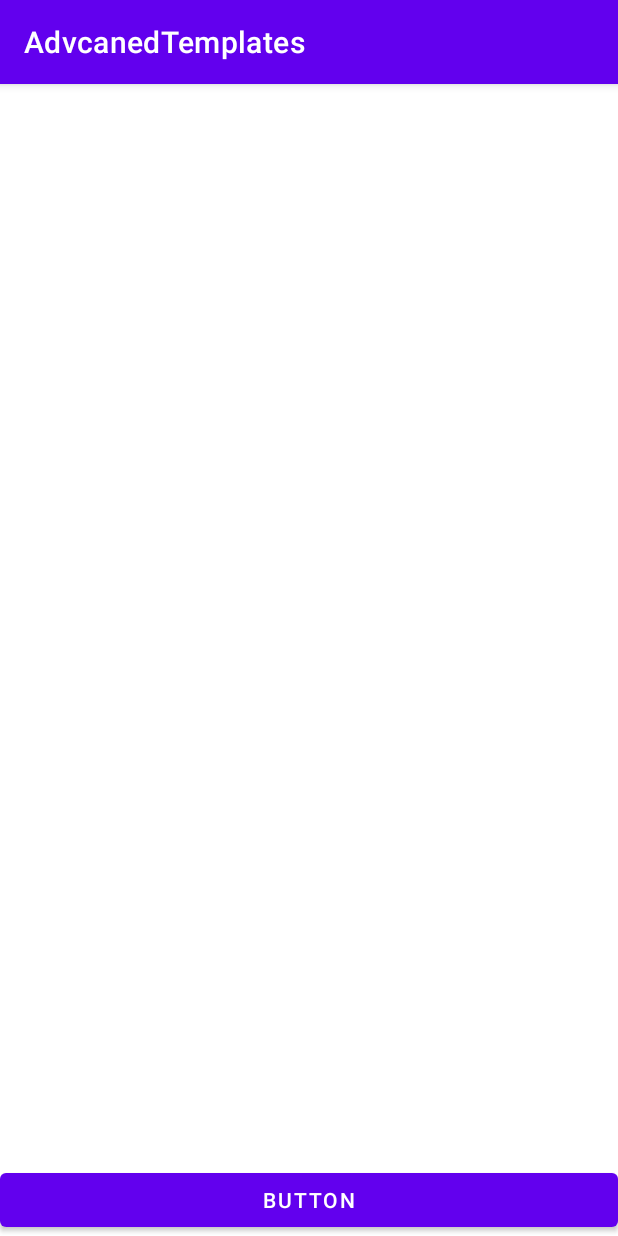
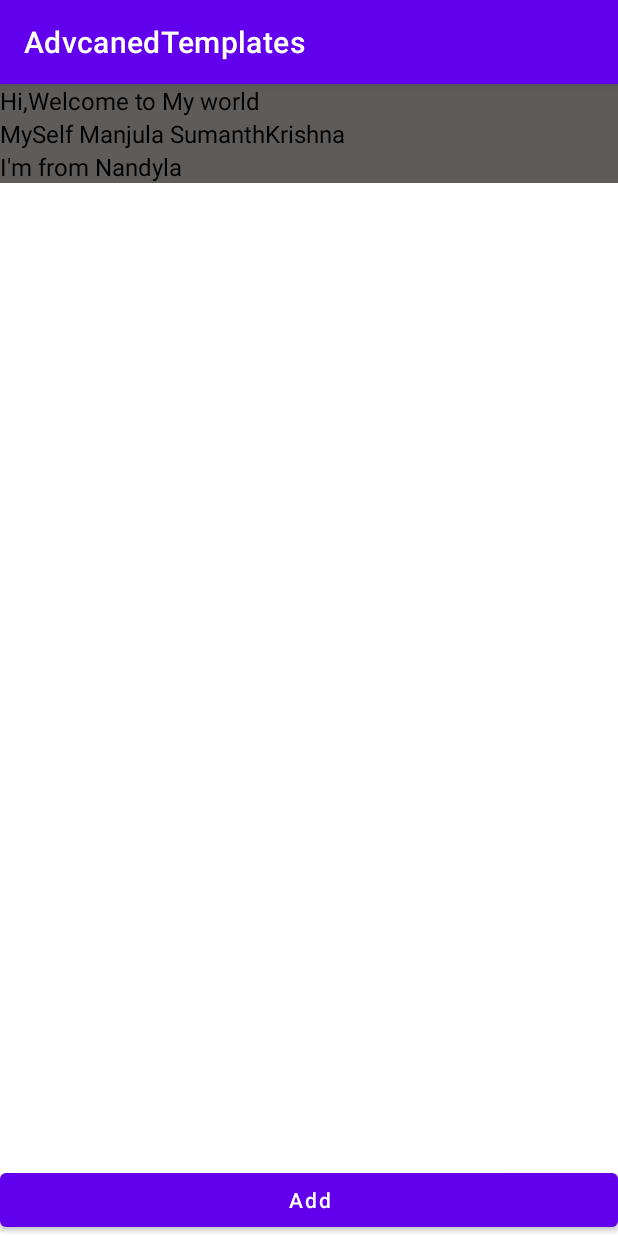
Before and after one commit to sumanth-krishna-improve10x/AdvcanedTemplates, an Android app: the screen it shows after launch (TemplateActivity), on a phone screen of 412 x 824 dp. Run offline under Robolectric (Android 15) with nearby library versions, the phone set to English and light mode, and no system bars.

Commit message:
created a recyclerview and set data

```diff
--- a/app/src/main/java/com/improve10x/advcanedtemplates/SplashActivity.java
+++ b/app/src/main/java/com/improve10x/advcanedtemplates/SplashActivity.java
@@ -11,7 +11,7 @@ public class SplashActivity extends AppCompatActivity {
     @Override
     protected void onCreate(Bundle savedInstanceState) {
         super.onCreate(savedInstanceState);
-        getSupportActionBar().show();
+        getSupportActionBar().hide();
         setContentView(R.layout.activity_splash);
         Handler handler = new Handler();
         handler.postDelayed(() -> {
--- a/app/src/main/java/com/improve10x/advcanedtemplates/TemplateActivity.java
+++ b/app/src/main/java/com/improve10x/advcanedtemplates/TemplateActivity.java
@@ -1,6 +1,7 @@
 package com.improve10x.advcanedtemplates;
 
 import androidx.appcompat.app.AppCompatActivity;
+import androidx.recyclerview.widget.LinearLayoutManager;
 import androidx.recyclerview.widget.RecyclerView;
 
 import android.content.Intent;
@@ -34,12 +35,25 @@ public class TemplateActivity extends AppCompatActivity {
     public void setRecyclerView() {
         templatesRcv = findViewById(R.id.template_rcv);
         templateAdapter = new TemplateAdapter();
+        templatesRcv.setLayoutManager(new LinearLayoutManager(this));
         templateAdapter.setData(templates);
         templatesRcv.setAdapter(templateAdapter);
     }
 
     public void setData() {
         templates = new ArrayList<>();
+        Template template = new Template();
+        template.messageTxt = "Hi,Welcome to My world";
+        templates.add(template);
+
+        Template template1 = new Template();
+        template1.messageTxt = "MySelf Manjula SumanthKrishna";
+        templates.add(template1);
+
+        Template template2 = new Template();
+        template2.messageTxt = "I'm from Nandyla";
+        templates.add(template2);
+
     }
 
 }
--- a/app/src/main/java/com/improve10x/advcanedtemplates/TemplateAdapter.java
+++ b/app/src/main/java/com/improve10x/advcanedtemplates/TemplateAdapter.java
@@ -27,7 +27,7 @@ public class TemplateAdapter extends RecyclerView.Adapter<TemplateViewHolder> {
     @Override
     public void onBindViewHolder(@NonNull TemplateViewHolder holder, int position) {
         Template template = templatesList.get(position);
-        holder.templateIdTxt.setText(template.templateId);
+        holder.templateIdTxt.setText(template.messageTxt);
     }
 
     @Override
--- a/app/src/main/res/layout/activity_template.xml
+++ b/app/src/main/res/layout/activity_template.xml
@@ -24,6 +24,7 @@
         android:id="@+id/add_btn"
         android:layout_width="match_parent"
         android:layout_height="wrap_content"
-        android:text="Button" />
+        android:text="Add"
+        android:textAllCaps="false" />
 
 </LinearLayout>
--- a/app/src/main/res/layout/template_item.xml
+++ b/app/src/main/res/layout/template_item.xml
@@ -1,7 +1,7 @@
 <?xml version="1.0" encoding="utf-8"?>
 <LinearLayout xmlns:android="http://schemas.android.com/apk/res/android"
     android:layout_width="match_parent"
-    android:layout_height="match_parent"
+    android:layout_height="wrap_content"
     android:orientation="vertical">
 
     <TextView
```
